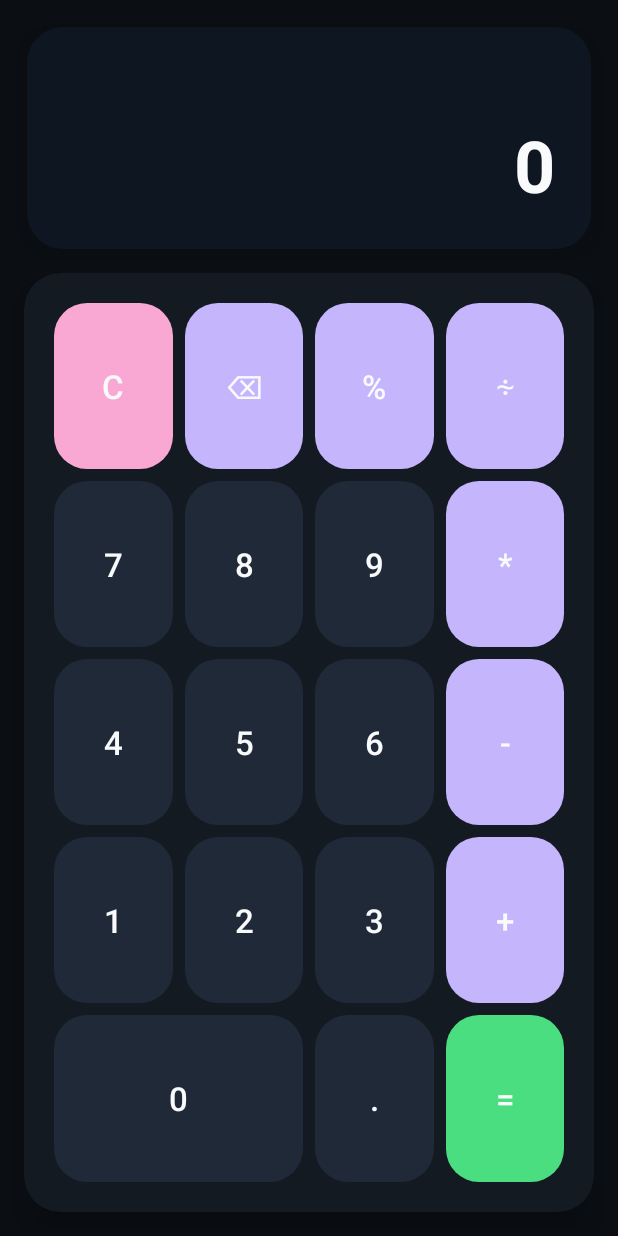
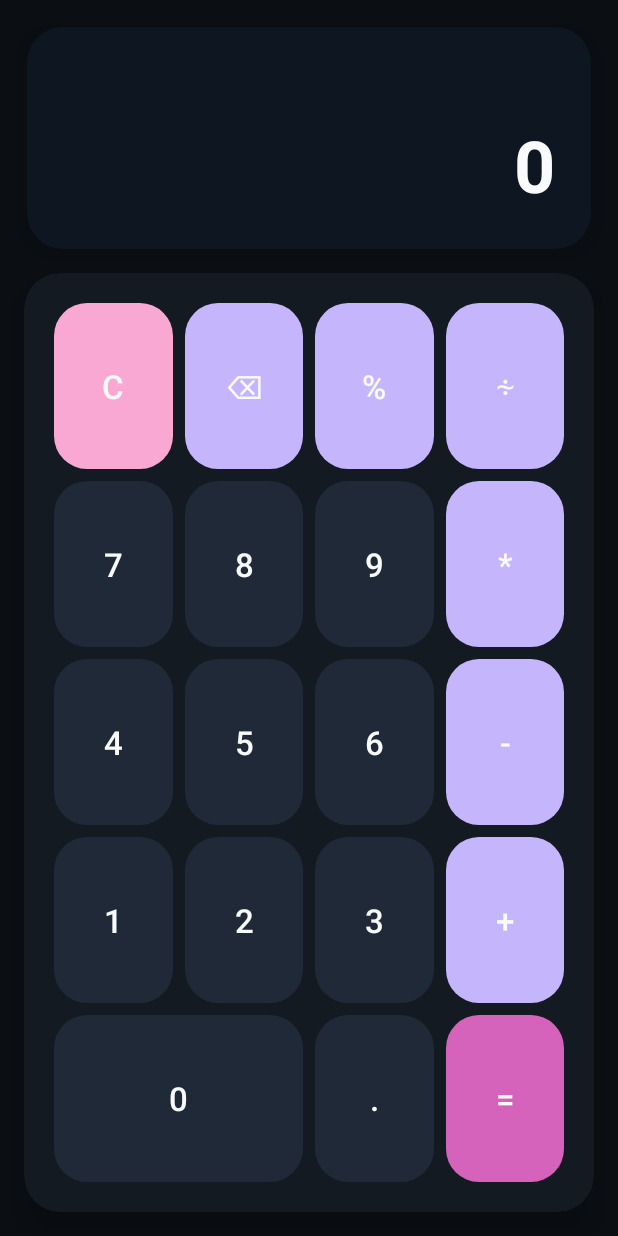
Before and after one commit to siddhigupta075/calculatorapp, an Android app: the screen it shows after launch (MainActivity), on a phone screen of 412 x 824 dp. Run offline under Robolectric (Android 15) with nearby library versions, the phone set to English and light mode, and no system bars.

Commit message:
final commit

```diff
--- a/app/src/main/java/com/example/mycal/MainActivity.kt
+++ b/app/src/main/java/com/example/mycal/MainActivity.kt
@@ -1,16 +1,127 @@
 package com.example.mycal
 
 import android.os.Bundle
+import android.widget.Button
+import android.widget.TextView
 import androidx.activity.enableEdgeToEdge
 import androidx.appcompat.app.AppCompatActivity
 import androidx.core.view.ViewCompat
 import androidx.core.view.WindowInsetsCompat
+import android.widget.Toast
+
 
 class MainActivity : AppCompatActivity() {
+    private lateinit var resultTextView: TextView
+    private lateinit var previousCalculationTextView: TextView
+
+    private var firstNumber = 0.0
+    private var operation = ""
+    private var isNewOperation = true
+
+
     override fun onCreate(savedInstanceState: Bundle?) {
         super.onCreate(savedInstanceState)
         enableEdgeToEdge()
         setContentView(R.layout.activity_main)
 
+        resultTextView = findViewById(R.id.resultTextView)
+        previousCalculationTextView = findViewById(R.id.previousCalculationTextView)
+
+
+        val button0: Button = findViewById<Button>(R.id.btn0)
+        val button1: Button = findViewById<Button>(R.id.btn1)
+        val button2: Button = findViewById<Button>(R.id.btn2)
+        val button3: Button = findViewById<Button>(R.id.btn3)
+        val button4: Button = findViewById<Button>(R.id.btn4)
+        val button5: Button = findViewById<Button>(R.id.btn5)
+        val button6: Button = findViewById<Button>(R.id.btn6)
+        val button7: Button = findViewById<Button>(R.id.btn7)
+        val button8: Button = findViewById<Button>(R.id.btn8)
+        val button9: Button = findViewById<Button>(R.id.btn9)
+        val add: Button = findViewById(R.id.btnAdd)
+        val subtract: Button = findViewById(R.id.btnSubtract)
+        val multiply: Button = findViewById(R.id.btnMultiply)
+        val divide: Button = findViewById(R.id.btnDivide)
+        val equals: Button = findViewById(R.id.btnEquals)
+        val clear: Button = findViewById(R.id.btnClear)
+        val backspace: Button = findViewById(R.id.btnBackspace)
+        val percent: Button = findViewById(R.id.btnPercent)
+        val dot: Button = findViewById(R.id.btnDot)
+
+        // number button click listeners
+        button0.setOnClickListener { appendNumber("0") }
+        button1.setOnClickListener { appendNumber("1") }
+        button2.setOnClickListener { appendNumber("2") }
+        button3.setOnClickListener { appendNumber("3") }
+        button4.setOnClickListener { appendNumber("4") }
+        button5.setOnClickListener { appendNumber("5") }
+        button6.setOnClickListener { appendNumber("6") }
+        button7.setOnClickListener { appendNumber("7") }
+        button8.setOnClickListener { appendNumber("8") }
+        button9.setOnClickListener { appendNumber("9") }
+        dot.setOnClickListener { appendNumber(".") }
+
+        // operator button-click listeners
+        add.setOnClickListener { setOperation("+") }
+        subtract.setOnClickListener { setOperation("-") }
+        multiply.setOnClickListener { setOperation("*") }
+        divide.setOnClickListener { setOperation("/") }
+        percent.setOnClickListener { setOperation("%") }
+
+        equals.setOnClickListener { calculateResult() }
+        clear.setOnClickListener { clearCalculator() }
+        backspace.setOnClickListener { backspace() }
+
+    }
+
+    private fun appendNumber(number: String) {
+        if (isNewOperation) {
+            resultTextView.text = number
+            isNewOperation = false
+        } else {
+            resultTextView.text="${resultTextView.text}$number"
+        }
+    }
+    private fun setOperation(op: String) {
+        firstNumber = resultTextView.text.toString().toDouble()
+        operation=op
+        isNewOperation = true
+        previousCalculationTextView.text = "$firstNumber $operation"
+    }
+
+    private fun calculateResult(){
+        try {
+            val secondNumber = resultTextView.text.toString().toDouble()
+            val result = when (operation) {
+                "+" -> firstNumber + secondNumber
+                "-" -> firstNumber - secondNumber
+                "*" -> firstNumber * secondNumber
+                "/" -> firstNumber / secondNumber
+                "%" -> firstNumber % secondNumber
+                else -> secondNumber
+            }
+            previousCalculationTextView.text = "$firstNumber $operation $secondNumber ="
+            resultTextView.text = result.toString()
+            isNewOperation = true
+        } catch(e: Exception){
+            resultTextView.text = "Error"
+        }
+    }
+
+    private fun clearCalculator() {
+        resultTextView.text = "0"
+        previousCalculationTextView.text = ""
+        firstNumber = 0.0
+        operation = ""
+        isNewOperation = true
+    }
+
+    private fun backspace() {
+        val currentText = resultTextView.text.toString()
+        if (currentText.isNotEmpty() && currentText!="0.0" && currentText!="Error") {
+            resultTextView.text = currentText.substring(0, currentText.length - 1)
+        } else {
+            Toast.makeText(this, "Invalid Operation", Toast.LENGTH_SHORT).show()
+        }
     }
 }
--- a/app/src/main/res/values/colors.xml
+++ b/app/src/main/res/values/colors.xml
@@ -7,7 +7,7 @@
     <color name="colorPrimary">#2196F3</color>
     <color name="colorPrimaryDark">#1976D2</color>
     <color name="colorAccent">#C4B5FD</color>
-    <color name="equalColor">#4ADE80</color>
+    <color name="equalColor">#D563BB</color>
     <color name="clearColor">#F9A8D4</color>
     <color name="appBg">#0B0F14</color>
 
@@ -21,7 +21,7 @@
     <color name="operatorBtnPressed">#38BDF8</color>
 
     <color name="clearBtn">#EF4444</color>
-    <color name="equalBtn">#86EFAC</color>
+    <color name="equalBtn">#D762BB</color>
 
     <color name="btnTextDark">#0B0F14</color>
     <color name="btnTextLight">#F8FAFC</color>
```
